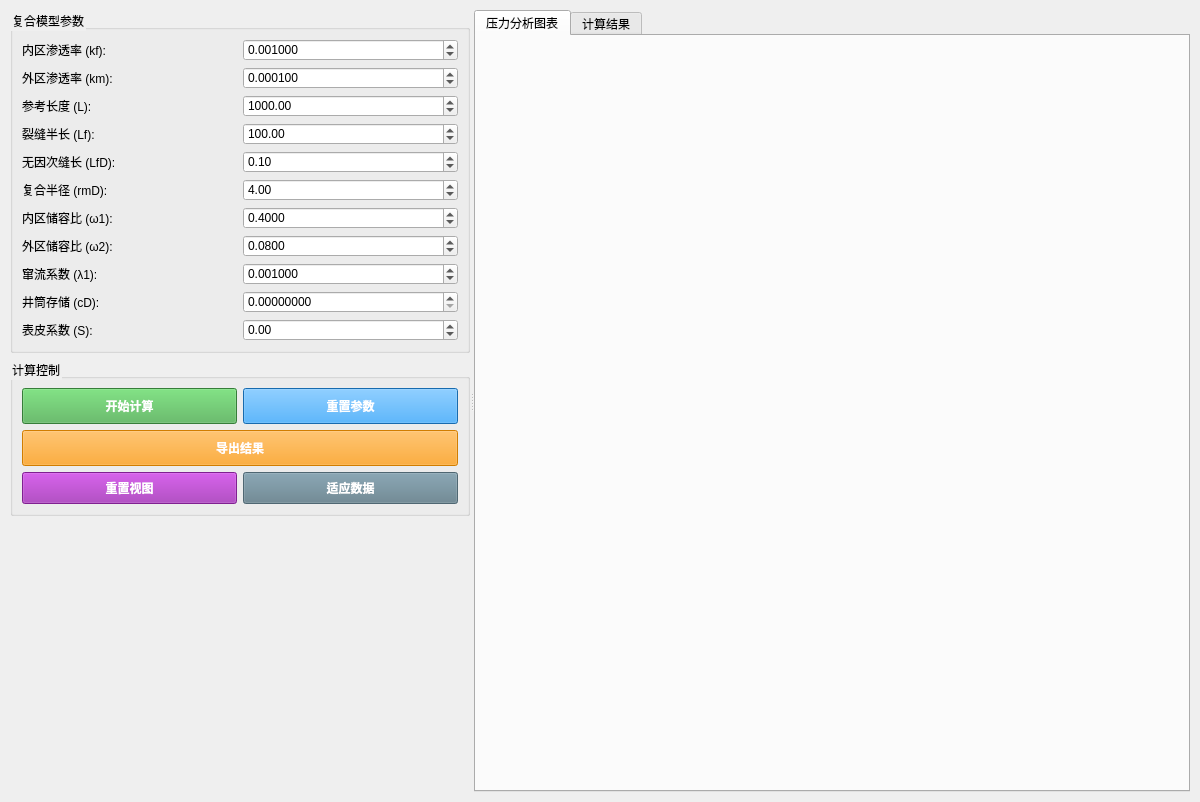
This is modelwidget1.ui in Luqinghao1/WT1204 as Qt 5 draws it before an edit. The edited form follows.
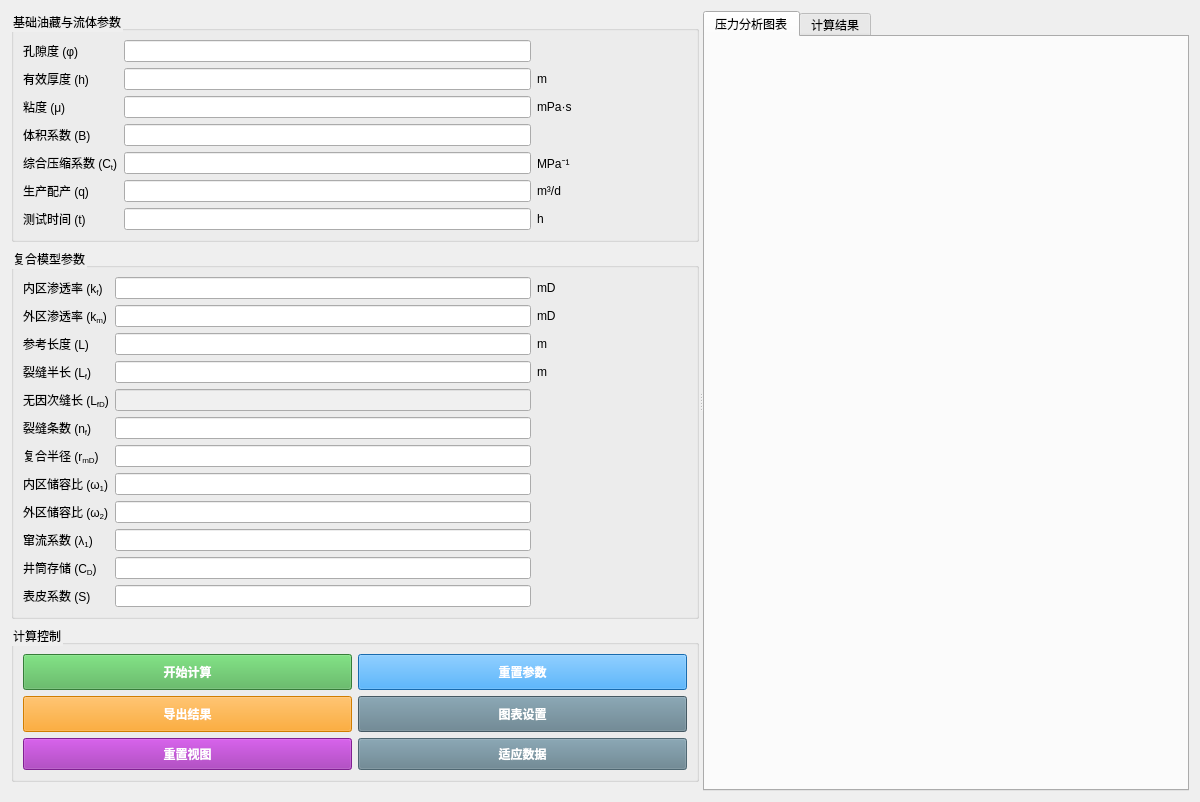
This is the edited form.

The edit to the form file:
```diff
--- a/modelwidget1.ui
+++ b/modelwidget1.ui
@@ -14,21 +14,9 @@
    <string>复合页岩油藏试井解释模型</string>
   </property>
   <property name="styleSheet">
-   <string>QWidget { color: black; }</string>
+   <string>QWidget { color: black; font-family: Arial; } QLineEdit { padding: 2px; }</string>
   </property>
   <layout class="QVBoxLayout" name="mainLayout">
-   <property name="leftMargin">
-    <number>10</number>
-   </property>
-   <property name="topMargin">
-    <number>10</number>
-   </property>
-   <property name="rightMargin">
-    <number>10</number>
-   </property>
-   <property name="bottomMargin">
-    <number>10</number>
-   </property>
    <item>
     <widget class="QSplitter" name="mainSplitter">
      <property name="orientation">
@@ -37,57 +25,104 @@
      <widget class="QWidget" name="leftPanel">
       <property name="minimumSize">
        <size>
-        <width>420</width>
+        <width>450</width>
         <height>0</height>
        </size>
       </property>
-      <property name="maximumSize">
-       <size>
-        <width>460</width>
-        <height>16777215</height>
-       </size>
-      </property>
       <layout class="QVBoxLayout" name="leftLayout">
+       <item>
+        <widget class="QGroupBox" name="basicParamGroup">
+         <property name="title">
+          <string>基础油藏与流体参数</string>
+         </property>
+         <layout class="QGridLayout" name="basicParamLayout">
+          <item row="0" column="0"><widget class="QLabel" name="l_phi"><property name="text"><string>&lt;html&gt;孔隙度 (φ)&lt;/html&gt;</string></property></widget></item>
+          <item row="0" column="1"><widget class="QLineEdit" name="phiEdit"><property name="toolTip"><string>输入数值，支持科学计数法。如需敏感性分析，请输入多个值用英文逗号隔开，例如: 0.05, 0.1</string></property></widget></item>
+          <item row="0" column="2"><widget class="QLabel" name="u_phi"><property name="minimumSize"><size><width>150</width><height>0</height></size></property><property name="text"><string></string></property></widget></item>
+
+          <item row="1" column="0"><widget class="QLabel" name="l_h"><property name="text"><string>&lt;html&gt;有效厚度 (h)&lt;/html&gt;</string></property></widget></item>
+          <item row="1" column="1"><widget class="QLineEdit" name="hEdit"></widget></item>
+          <item row="1" column="2"><widget class="QLabel" name="u_h"><property name="minimumSize"><size><width>150</width><height>0</height></size></property><property name="text"><string>m</string></property></widget></item>
+
+          <item row="2" column="0"><widget class="QLabel" name="l_mu"><property name="text"><string>&lt;html&gt;粘度 (μ)&lt;/html&gt;</string></property></widget></item>
+          <item row="2" column="1"><widget class="QLineEdit" name="muEdit"></widget></item>
+          <item row="2" column="2"><widget class="QLabel" name="u_mu"><property name="minimumSize"><size><width>150</width><height>0</height></size></property><property name="text"><string>mPa·s</string></property></widget></item>
+
+          <item row="3" column="0"><widget class="QLabel" name="l_B"><property name="text"><string>&lt;html&gt;体积系数 (B)&lt;/html&gt;</string></property></widget></item>
+          <item row="3" column="1"><widget class="QLineEdit" name="BEdit"></widget></item>
+          <item row="3" column="2"><widget class="QLabel" name="u_B"><property name="minimumSize"><size><width>150</width><height>0</height></size></property><property name="text"><string></string></property></widget></item>
+
+          <item row="4" column="0"><widget class="QLabel" name="l_Ct"><property name="text"><string>&lt;html&gt;综合压缩系数 (C&lt;sub&gt;t&lt;/sub&gt;)&lt;/html&gt;</string></property></widget></item>
+          <item row="4" column="1"><widget class="QLineEdit" name="CtEdit"></widget></item>
+          <item row="4" column="2"><widget class="QLabel" name="u_Ct"><property name="minimumSize"><size><width>150</width><height>0</height></size></property><property name="text"><string>MPa⁻¹</string></property></widget></item>
+
+          <item row="5" column="0"><widget class="QLabel" name="l_q"><property name="text"><string>&lt;html&gt;生产配产 (q)&lt;/html&gt;</string></property></widget></item>
+          <item row="5" column="1"><widget class="QLineEdit" name="qEdit"></widget></item>
+          <item row="5" column="2"><widget class="QLabel" name="u_q"><property name="minimumSize"><size><width>150</width><height>0</height></size></property><property name="text"><string>m³/d</string></property></widget></item>
+
+          <item row="6" column="0"><widget class="QLabel" name="l_t"><property name="text"><string>&lt;html&gt;测试时间 (t)&lt;/html&gt;</string></property></widget></item>
+          <item row="6" column="1"><widget class="QLineEdit" name="tEdit"></widget></item>
+          <item row="6" column="2"><widget class="QLabel" name="u_t"><property name="minimumSize"><size><width>150</width><height>0</height></size></property><property name="text"><string>h</string></property></widget></item>
+         </layout>
+        </widget>
+       </item>
+
        <item>
         <widget class="QGroupBox" name="parameterGroup">
          <property name="title">
           <string>复合模型参数</string>
          </property>
          <layout class="QGridLayout" name="paramLayout">
+          <item row="0" column="0"><widget class="QLabel" name="l_kf"><property name="text"><string>&lt;html&gt;内区渗透率 (k&lt;sub&gt;f&lt;/sub&gt;)&lt;/html&gt;</string></property></widget></item>
+          <item row="0" column="1"><widget class="QLineEdit" name="kfEdit"></widget></item>
+          <item row="0" column="2"><widget class="QLabel" name="u_kf"><property name="minimumSize"><size><width>150</width><height>0</height></size></property><property name="text"><string>mD</string></property></widget></item>
 
-          <item row="0" column="0"><widget class="QLabel" name="l_kf"><property name="text"><string>内区渗透率 (kf):</string></property></widget></item>
-          <item row="0" column="1"><widget class="QDoubleSpinBox" name="kfSpinBox"><property name="decimals"><number>6</number></property><property name="maximum"><double>10000.0</double></property><property name="value"><double>0.001</double></property></widget></item>
+          <item row="1" column="0"><widget class="QLabel" name="l_km"><property name="text"><string>&lt;html&gt;外区渗透率 (k&lt;sub&gt;m&lt;/sub&gt;)&lt;/html&gt;</string></property></widget></item>
+          <item row="1" column="1"><widget class="QLineEdit" name="kmEdit"></widget></item>
+          <item row="1" column="2"><widget class="QLabel" name="u_km"><property name="minimumSize"><size><width>150</width><height>0</height></size></property><property name="text"><string>mD</string></property></widget></item>
 
-          <item row="1" column="0"><widget class="QLabel" name="l_km"><property name="text"><string>外区渗透率 (km):</string></property></widget></item>
-          <item row="1" column="1"><widget class="QDoubleSpinBox" name="kmSpinBox"><property name="decimals"><number>6</number></property><property name="maximum"><double>10000.0</double></property><property name="value"><double>0.0001</double></property></widget></item>
+          <item row="2" column="0"><widget class="QLabel" name="l_L"><property name="text"><string>&lt;html&gt;参考长度 (L)&lt;/html&gt;</string></property></widget></item>
+          <item row="2" column="1"><widget class="QLineEdit" name="LEdit"></widget></item>
+          <item row="2" column="2"><widget class="QLabel" name="u_L"><property name="minimumSize"><size><width>150</width><height>0</height></size></property><property name="text"><string>m</string></property></widget></item>
 
-          <item row="2" column="0"><widget class="QLabel" name="l_L"><property name="text"><string>参考长度 (L):</string></property></widget></item>
-          <item row="2" column="1"><widget class="QDoubleSpinBox" name="LSpinBox"><property name="maximum"><double>10000.0</double></property><property name="value"><double>1000.0</double></property></widget></item>
+          <item row="3" column="0"><widget class="QLabel" name="l_Lf"><property name="text"><string>&lt;html&gt;裂缝半长 (L&lt;sub&gt;f&lt;/sub&gt;)&lt;/html&gt;</string></property></widget></item>
+          <item row="3" column="1"><widget class="QLineEdit" name="LfEdit"></widget></item>
+          <item row="3" column="2"><widget class="QLabel" name="u_Lf"><property name="minimumSize"><size><width>150</width><height>0</height></size></property><property name="text"><string>m</string></property></widget></item>
 
-          <item row="3" column="0"><widget class="QLabel" name="l_Lf"><property name="text"><string>裂缝半长 (Lf):</string></property></widget></item>
-          <item row="3" column="1"><widget class="QDoubleSpinBox" name="LfSpinBox"><property name="maximum"><double>10000.0</double></property><property name="value"><double>100.0</double></property></widget></item>
+          <item row="4" column="0"><widget class="QLabel" name="l_LfD"><property name="text"><string>&lt;html&gt;无因次缝长 (L&lt;sub&gt;fD&lt;/sub&gt;)&lt;/html&gt;</string></property></widget></item>
+          <item row="4" column="1"><widget class="QLineEdit" name="LfDEdit">
+           <property name="readOnly"><bool>true</bool></property>
+           <property name="styleSheet"><string>background-color: #f0f0f0;</string></property>
+          </widget></item>
+          <item row="4" column="2"><widget class="QLabel" name="u_LfD"><property name="minimumSize"><size><width>150</width><height>0</height></size></property><property name="text"><string></string></property></widget></item>
 
-          <item row="4" column="0"><widget class="QLabel" name="l_LfD"><property name="text"><string>无因次缝长 (LfD):</string></property></widget></item>
-          <item row="4" column="1"><widget class="QDoubleSpinBox" name="LfDSpinBox"><property name="maximum"><double>10.0</double></property><property name="value"><double>0.1</double></property></widget></item>
+          <item row="5" column="0"><widget class="QLabel" name="l_nf"><property name="text"><string>&lt;html&gt;裂缝条数 (n&lt;sub&gt;f&lt;/sub&gt;)&lt;/html&gt;</string></property></widget></item>
+          <item row="5" column="1"><widget class="QLineEdit" name="nfEdit"></widget></item>
+          <item row="5" column="2"><widget class="QLabel" name="u_nf"><property name="minimumSize"><size><width>150</width><height>0</height></size></property><property name="text"><string></string></property></widget></item>
 
-          <item row="5" column="0"><widget class="QLabel" name="l_rmD"><property name="text"><string>复合半径 (rmD):</string></property></widget></item>
-          <item row="5" column="1"><widget class="QDoubleSpinBox" name="rmDSpinBox"><property name="maximum"><double>50.0</double></property><property name="value"><double>4.0</double></property></widget></item>
+          <item row="6" column="0"><widget class="QLabel" name="l_rmD"><property name="text"><string>&lt;html&gt;复合半径 (r&lt;sub&gt;mD&lt;/sub&gt;)&lt;/html&gt;</string></property></widget></item>
+          <item row="6" column="1"><widget class="QLineEdit" name="rmDEdit"></widget></item>
+          <item row="6" column="2"><widget class="QLabel" name="u_rmD"><property name="minimumSize"><size><width>150</width><height>0</height></size></property><property name="text"><string></string></property></widget></item>
 
-          <item row="6" column="0"><widget class="QLabel" name="l_omga1"><property name="text"><string>内区储容比 (ω1):</string></property></widget></item>
-          <item row="6" column="1"><widget class="QDoubleSpinBox" name="omga1SpinBox"><property name="decimals"><number>4</number></property><property name="maximum"><double>1.0</double></property><property name="value"><double>0.4</double></property></widget></item>
+          <item row="7" column="0"><widget class="QLabel" name="l_omga1"><property name="text"><string>&lt;html&gt;内区储容比 (ω&lt;sub&gt;1&lt;/sub&gt;)&lt;/html&gt;</string></property></widget></item>
+          <item row="7" column="1"><widget class="QLineEdit" name="omga1Edit"></widget></item>
+          <item row="7" column="2"><widget class="QLabel" name="u_omga1"><property name="minimumSize"><size><width>150</width><height>0</height></size></property><property name="text"><string></string></property></widget></item>
 
-          <item row="7" column="0"><widget class="QLabel" name="l_omga2"><property name="text"><string>外区储容比 (ω2):</string></property></widget></item>
-          <item row="7" column="1"><widget class="QDoubleSpinBox" name="omga2SpinBox"><property name="decimals"><number>4</number></property><property name="maximum"><double>1.0</double></property><property name="value"><double>0.08</double></property></widget></item>
+          <item row="8" column="0"><widget class="QLabel" name="l_omga2"><property name="text"><string>&lt;html&gt;外区储容比 (ω&lt;sub&gt;2&lt;/sub&gt;)&lt;/html&gt;</string></property></widget></item>
+          <item row="8" column="1"><widget class="QLineEdit" name="omga2Edit"></widget></item>
+          <item row="8" column="2"><widget class="QLabel" name="u_omga2"><property name="minimumSize"><size><width>150</width><height>0</height></size></property><property name="text"><string></string></property></widget></item>
 
-          <item row="8" column="0"><widget class="QLabel" name="l_remda1"><property name="text"><string>窜流系数 (λ1):</string></property></widget></item>
-          <item row="8" column="1"><widget class="QDoubleSpinBox" name="remda1SpinBox"><property name="decimals"><number>6</number></property><property name="maximum"><double>1.0</double></property><property name="value"><double>0.001</double></property></widget></item>
+          <item row="9" column="0"><widget class="QLabel" name="l_remda1"><property name="text"><string>&lt;html&gt;窜流系数 (λ&lt;sub&gt;1&lt;/sub&gt;)&lt;/html&gt;</string></property></widget></item>
+          <item row="9" column="1"><widget class="QLineEdit" name="remda1Edit"></widget></item>
+          <item row="9" column="2"><widget class="QLabel" name="u_remda1"><property name="minimumSize"><size><width>150</width><height>0</height></size></property><property name="text"><string></string></property></widget></item>
 
-          <item row="9" column="0"><widget class="QLabel" name="label_cd"><property name="text"><string>井筒存储 (cD):</string></property></widget></item>
-          <item row="9" column="1"><widget class="QDoubleSpinBox" name="cDSpinBox"><property name="decimals"><number>8</number></property><property name="maximum"><double>1.0</double></property><property name="value"><double>0</double></property></widget></item>
+          <item row="10" column="0"><widget class="QLabel" name="label_cd"><property name="text"><string>&lt;html&gt;井筒存储 (C&lt;sub&gt;D&lt;/sub&gt;)&lt;/html&gt;</string></property></widget></item>
+          <item row="10" column="1"><widget class="QLineEdit" name="cDEdit"></widget></item>
+          <item row="10" column="2"><widget class="QLabel" name="u_cd"><property name="minimumSize"><size><width>150</width><height>0</height></size></property><property name="text"><string></string></property></widget></item>
 
-          <item row="10" column="0"><widget class="QLabel" name="label_s"><property name="text"><string>表皮系数 (S):</string></property></widget></item>
-          <item row="10" column="1"><widget class="QDoubleSpinBox" name="sSpinBox"><property name="minimum"><double>-5.0</double></property><property name="maximum"><double>50.0</double></property><property name="value"><double>0</double></property></widget></item>
-
+          <item row="11" column="0"><widget class="QLabel" name="label_s"><property name="text"><string>&lt;html&gt;表皮系数 (S)&lt;/html&gt;</string></property></widget></item>
+          <item row="11" column="1"><widget class="QLineEdit" name="sEdit"></widget></item>
+          <item row="11" column="2"><widget class="QLabel" name="u_s"><property name="minimumSize"><size><width>150</width><height>0</height></size></property><property name="text"><string></string></property></widget></item>
          </layout>
         </widget>
        </item>
@@ -102,6 +137,7 @@
           </layout></item>
           <item><layout class="QHBoxLayout" name="buttonLayout2">
             <item><widget class="QPushButton" name="exportButton"><property name="enabled"><bool>false</bool></property><property name="text"><string>导出结果</string></property><property name="styleSheet"><string>QPushButton { background-color: #FF9800; color: white; font-weight: bold; padding: 8px; }</string></property></widget></item>
+            <item><widget class="QPushButton" name="chartSettingsButton"><property name="text"><string>图表设置</string></property><property name="styleSheet"><string>QPushButton { background-color: #607D8B; color: white; font-weight: bold; padding: 8px; }</string></property></widget></item>
           </layout></item>
           <item><layout class="QHBoxLayout" name="viewLayout">
             <item><widget class="QPushButton" name="resetViewButton"><property name="enabled"><bool>false</bool></property><property name="text"><string>重置视图</string></property><property name="styleSheet"><string>QPushButton { background-color: #9C27B0; color: white; font-weight: bold; padding: 6px; }</string></property></widget></item>
```
Left out of the diff: 13 changed lines with no effect on the pictures.
